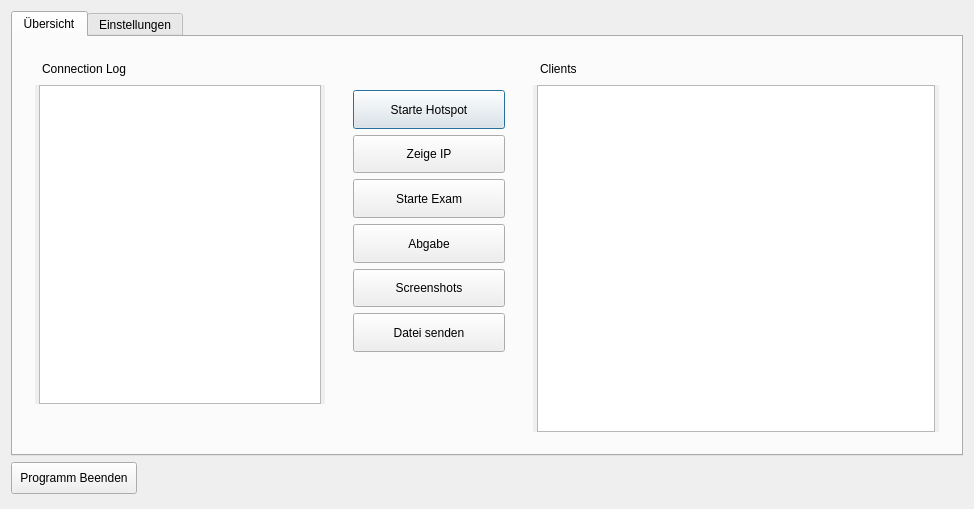
The window that teacher.ui (valueerrorx/life-exam) describes before a commit, drawn with Qt 5.
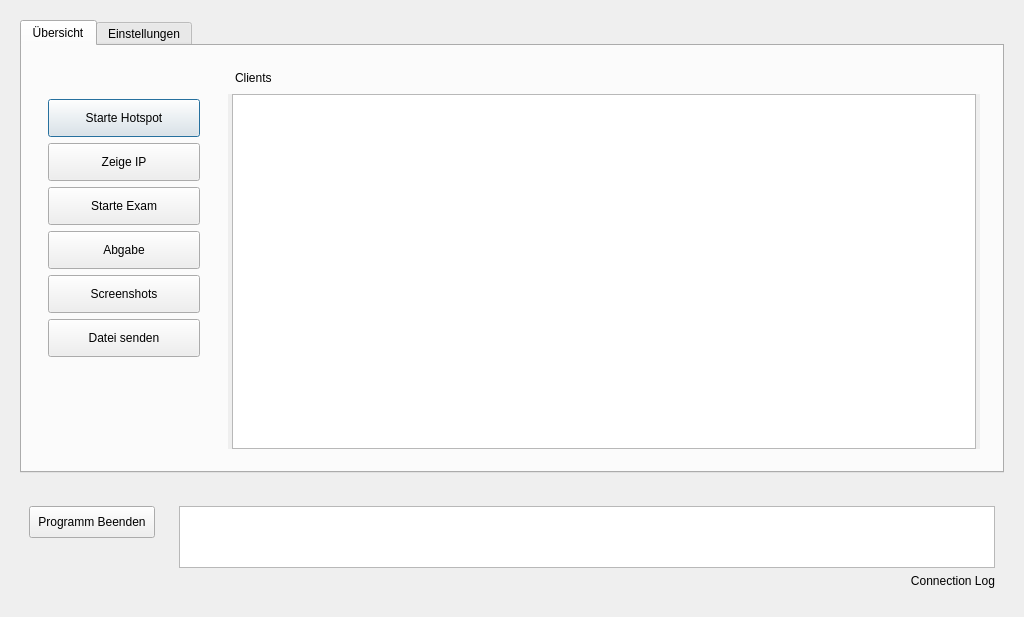
The same window after the commit. Icons and pictures are not drawn.

```diff
--- a/teacher.ui
+++ b/teacher.ui
@@ -7,8 +7,8 @@
    <rect>
     <x>0</x>
     <y>0</y>
-    <width>974</width>
-    <height>509</height>
+    <width>1024</width>
+    <height>617</height>
    </rect>
   </property>
   <property name="sizePolicy">
@@ -31,6 +31,15 @@
   </property>
   <layout class="QVBoxLayout" name="verticalLayout_6">
    <item>
+    <widget class="QWidget" name="widget_7" native="true">
+     <property name="sizePolicy">
+      <sizepolicy hsizetype="Preferred" vsizetype="Preferred">
+       <horstretch>0</horstretch>
+       <verstretch>0</verstretch>
+      </sizepolicy>
+     </property>
+     <layout class="QVBoxLayout" name="verticalLayout_2">
+      <item>
     <widget class="QTabWidget" name="tabWidget">
      <property name="sizePolicy">
       <sizepolicy hsizetype="Preferred" vsizetype="Preferred">
@@ -62,7 +71,7 @@
      </property>
      <widget class="QWidget" name="tab">
       <property name="sizePolicy">
-       <sizepolicy hsizetype="Preferred" vsizetype="Maximum">
+          <sizepolicy hsizetype="Preferred" vsizetype="Preferred">
         <horstretch>0</horstretch>
         <verstretch>0</verstretch>
        </sizepolicy>
@@ -74,81 +83,6 @@
        <string>Übersicht</string>
       </attribute>
       <layout class="QHBoxLayout" name="horizontalLayout">
-       <item>
-        <widget class="QWidget" name="column1" native="true">
-         <property name="sizePolicy">
-          <sizepolicy hsizetype="Preferred" vsizetype="Preferred">
-           <horstretch>0</horstretch>
-           <verstretch>0</verstretch>
-          </sizepolicy>
-         </property>
-         <property name="minimumSize">
-          <size>
-           <width>300</width>
-           <height>310</height>
-          </size>
-         </property>
-         <layout class="QVBoxLayout" name="verticalLayout_2">
-          <item>
-           <widget class="QLabel" name="infolabel">
-            <property name="font">
-             <font>
-              <weight>50</weight>
-              <bold>false</bold>
-             </font>
-            </property>
-            <property name="styleSheet">
-             <string notr="true">padding:0px;</string>
-            </property>
-            <property name="text">
-             <string>&lt;html&gt;&lt;head/&gt;&lt;body&gt;&lt;p&gt;Connection Log&lt;/p&gt;&lt;/body&gt;&lt;/html&gt;</string>
-            </property>
-            <property name="alignment">
-             <set>Qt::AlignLeading|Qt::AlignLeft|Qt::AlignTop</set>
-            </property>
-            <property name="wordWrap">
-             <bool>true</bool>
-            </property>
-            <property name="indent">
-             <number>-8</number>
-            </property>
-           </widget>
-          </item>
-          <item>
-           <widget class="QTextBrowser" name="logwidget">
-            <property name="sizePolicy">
-             <sizepolicy hsizetype="Preferred" vsizetype="Expanding">
-              <horstretch>0</horstretch>
-              <verstretch>0</verstretch>
-             </sizepolicy>
-            </property>
-            <property name="minimumSize">
-             <size>
-              <width>290</width>
-              <height>0</height>
-             </size>
-            </property>
-            <property name="styleSheet">
-             <string notr="true">padding: 0px;</string>
-            </property>
-           </widget>
-          </item>
-          <item>
-           <widget class="QLabel" name="icon1">
-            <property name="text">
-             <string/>
-            </property>
-            <property name="pixmap">
-             <pixmap>pixmaps/drive.png</pixmap>
-            </property>
-            <property name="margin">
-             <number>4</number>
-            </property>
-           </widget>
-          </item>
-         </layout>
-        </widget>
-       </item>
        <item>
         <widget class="QWidget" name="column2" native="true">
          <property name="sizePolicy">
@@ -157,12 +91,6 @@
            <verstretch>0</verstretch>
           </sizepolicy>
          </property>
-         <property name="minimumSize">
-          <size>
-           <width>170</width>
-           <height>310</height>
-          </size>
-         </property>
          <layout class="QVBoxLayout" name="verticalLayout_3">
           <item>
            <spacer name="verticalSpacer">
@@ -191,7 +119,7 @@
             <property name="minimumSize">
              <size>
               <width>160</width>
-              <height>39</height>
+                 <height>38</height>
              </size>
             </property>
             <property name="styleSheet">
@@ -235,7 +163,7 @@
             <property name="minimumSize">
              <size>
               <width>160</width>
-              <height>39</height>
+                 <height>38</height>
              </size>
             </property>
             <property name="text">
@@ -254,7 +182,7 @@
             <property name="minimumSize">
              <size>
               <width>160</width>
-              <height>39</height>
+                 <height>38</height>
              </size>
             </property>
             <property name="styleSheet">
@@ -298,7 +226,7 @@
             <property name="minimumSize">
              <size>
               <width>160</width>
-              <height>39</height>
+                 <height>38</height>
              </size>
             </property>
             <property name="styleSheet">
@@ -314,6 +242,9 @@
             <property name="orientation">
              <enum>Qt::Vertical</enum>
             </property>
+               <property name="sizeType">
+                <enum>QSizePolicy::Expanding</enum>
+               </property>
             <property name="sizeHint" stdset="0">
              <size>
               <width>20</width>
@@ -322,6 +253,19 @@
             </property>
            </spacer>
           </item>
+             <item>
+              <widget class="QLabel" name="icon1">
+               <property name="text">
+                <string/>
+               </property>
+               <property name="pixmap">
+                <pixmap>pixmaps/security.png</pixmap>
+               </property>
+               <property name="margin">
+                <number>0</number>
+               </property>
+              </widget>
+             </item>
          </layout>
         </widget>
        </item>
@@ -333,12 +277,6 @@
            <verstretch>0</verstretch>
           </sizepolicy>
          </property>
-         <property name="minimumSize">
-          <size>
-           <width>330</width>
-           <height>0</height>
-          </size>
-         </property>
          <layout class="QVBoxLayout" name="verticalLayout">
           <property name="sizeConstraint">
            <enum>QLayout::SetDefaultConstraint</enum>
@@ -629,6 +567,33 @@
      </widget>
     </widget>
    </item>
+     </layout>
+    </widget>
+   </item>
+   <item>
+    <widget class="QWidget" name="widget" native="true">
+     <property name="sizePolicy">
+      <sizepolicy hsizetype="Preferred" vsizetype="Fixed">
+       <horstretch>0</horstretch>
+       <verstretch>0</verstretch>
+      </sizepolicy>
+     </property>
+     <layout class="QHBoxLayout" name="horizontalLayout_2">
+      <item>
+       <widget class="QWidget" name="widget_3" native="true">
+        <property name="sizePolicy">
+         <sizepolicy hsizetype="Fixed" vsizetype="Fixed">
+          <horstretch>0</horstretch>
+          <verstretch>0</verstretch>
+         </sizepolicy>
+        </property>
+        <property name="maximumSize">
+         <size>
+          <width>160</width>
+          <height>104</height>
+         </size>
+        </property>
+        <layout class="QVBoxLayout" name="verticalLayout_8">
    <item>
     <widget class="QPushButton" name="exit">
      <property name="sizePolicy">
@@ -649,6 +614,90 @@
      <property name="text">
       <string>Programm Beenden</string>
      </property>
+          </widget>
+         </item>
+         <item>
+          <spacer name="verticalSpacer_6">
+           <property name="orientation">
+            <enum>Qt::Vertical</enum>
+           </property>
+           <property name="sizeHint" stdset="0">
+            <size>
+             <width>20</width>
+             <height>40</height>
+            </size>
+           </property>
+          </spacer>
+         </item>
+        </layout>
+       </widget>
+      </item>
+      <item>
+       <widget class="QWidget" name="widget_6" native="true">
+        <property name="sizePolicy">
+         <sizepolicy hsizetype="Expanding" vsizetype="Maximum">
+          <horstretch>0</horstretch>
+          <verstretch>0</verstretch>
+         </sizepolicy>
+        </property>
+        <property name="minimumSize">
+         <size>
+          <width>822</width>
+          <height>2</height>
+         </size>
+        </property>
+        <property name="maximumSize">
+         <size>
+          <width>16777215</width>
+          <height>100</height>
+         </size>
+        </property>
+        <layout class="QVBoxLayout" name="verticalLayout_9">
+         <item>
+          <widget class="QTextBrowser" name="logwidget">
+           <property name="sizePolicy">
+            <sizepolicy hsizetype="Expanding" vsizetype="Preferred">
+             <horstretch>0</horstretch>
+             <verstretch>0</verstretch>
+            </sizepolicy>
+           </property>
+           <property name="styleSheet">
+            <string notr="true">padding: 0px;</string>
+           </property>
+          </widget>
+         </item>
+         <item>
+          <widget class="QLabel" name="infolabel">
+           <property name="font">
+            <font>
+             <weight>50</weight>
+             <bold>false</bold>
+            </font>
+           </property>
+           <property name="layoutDirection">
+            <enum>Qt::LeftToRight</enum>
+           </property>
+           <property name="styleSheet">
+            <string notr="true">padding:0px;</string>
+           </property>
+           <property name="text">
+            <string>&lt;html&gt;&lt;head/&gt;&lt;body&gt;&lt;p&gt;Connection Log&lt;/p&gt;&lt;/body&gt;&lt;/html&gt;</string>
+           </property>
+           <property name="alignment">
+            <set>Qt::AlignRight|Qt::AlignTop|Qt::AlignTrailing</set>
+           </property>
+           <property name="wordWrap">
+            <bool>true</bool>
+           </property>
+           <property name="indent">
+            <number>-8</number>
+           </property>
+          </widget>
+         </item>
+        </layout>
+       </widget>
+      </item>
+     </layout>
     </widget>
    </item>
   </layout>
```
Left out of the diff: 8 changed lines with no effect on the pictures. Lines whose indentation alone changed are shown as unchanged.
